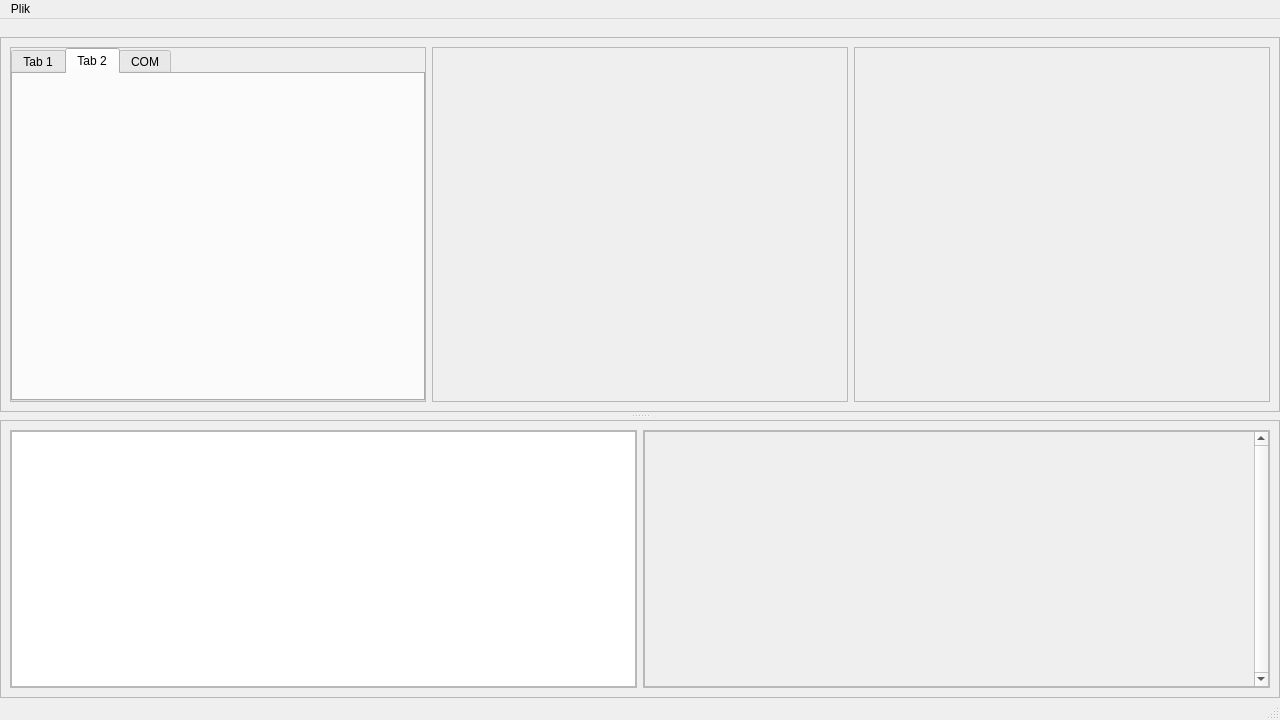
Old version of the form mainwindow.ui in the repository Wrongcosine3024/TerraCan.
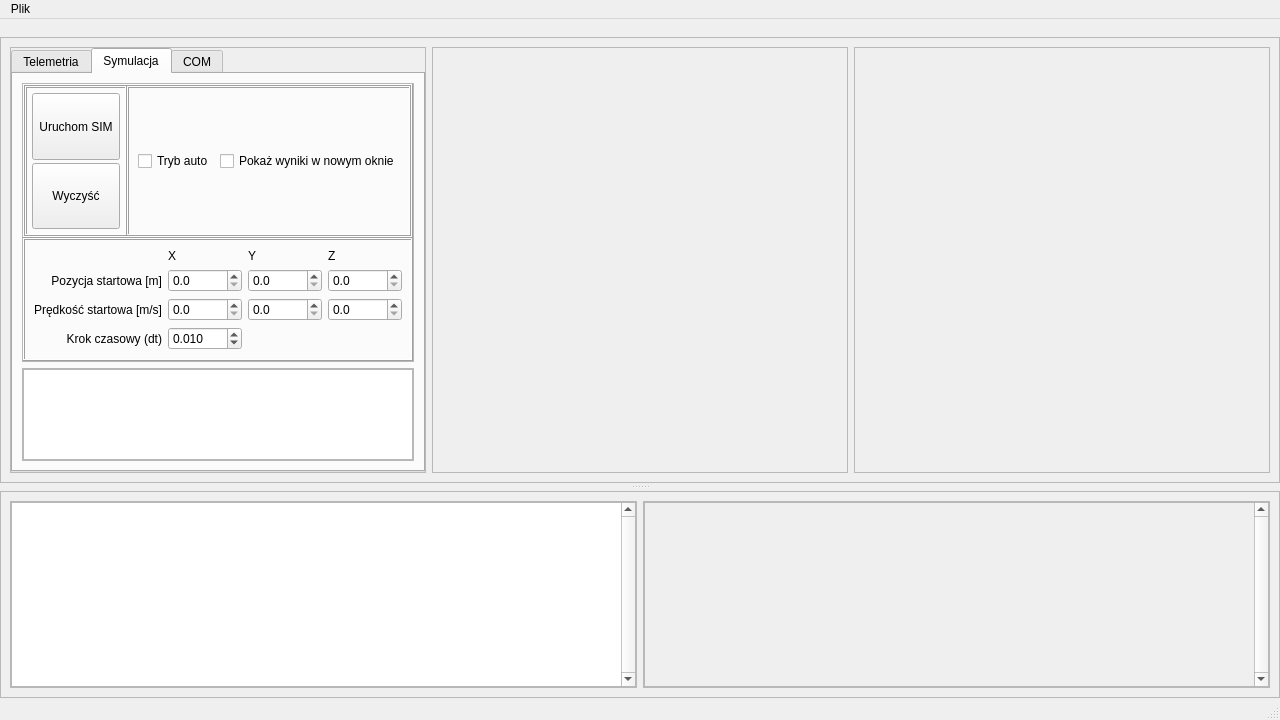
New version of the form. The open tabs and pages were chosen to show the change.

```diff
--- a/mainwindow.ui
+++ b/mainwindow.ui
@@ -120,19 +120,363 @@
                 <number>0</number>
                </property>
                <item>
-                <widget class="QTabWidget" name="tabWidget">
+                <widget class="QTabWidget" name="tab_list">
+                 <property name="tabShape">
+                  <enum>QTabWidget::TabShape::Rounded</enum>
+                 </property>
                  <property name="currentIndex">
                   <number>2</number>
                  </property>
                  <widget class="QWidget" name="tab_3">
                   <attribute name="title">
-                   <string>Tab 1</string>
+                   <string>Telemetria</string>
                   </attribute>
                  </widget>
                  <widget class="QWidget" name="tab_4">
                   <attribute name="title">
-                   <string>Tab 2</string>
+                   <string>Symulacja</string>
                   </attribute>
+                  <layout class="QVBoxLayout" name="verticalLayout_7" stretch="3,1">
+                   <item>
+                    <widget class="QFrame" name="sim_setup">
+                     <property name="frameShape">
+                      <enum>QFrame::Shape::StyledPanel</enum>
+                     </property>
+                     <property name="frameShadow">
+                      <enum>QFrame::Shadow::Raised</enum>
+                     </property>
+                     <layout class="QVBoxLayout" name="verticalLayout_8" stretch="3,0">
+                      <property name="spacing">
+                       <number>0</number>
+                      </property>
+                      <property name="leftMargin">
+                       <number>0</number>
+                      </property>
+                      <property name="topMargin">
+                       <number>0</number>
+                      </property>
+                      <property name="rightMargin">
+                       <number>0</number>
+                      </property>
+                      <property name="bottomMargin">
+                       <number>0</number>
+                      </property>
+                      <item>
+                       <widget class="QFrame" name="start_container">
+                        <property name="frameShape">
+                         <enum>QFrame::Shape::Box</enum>
+                        </property>
+                        <property name="frameShadow">
+                         <enum>QFrame::Shadow::Raised</enum>
+                        </property>
+                        <layout class="QHBoxLayout" name="horizontalLayout_11">
+                         <property name="spacing">
+                          <number>0</number>
+                         </property>
+                         <property name="leftMargin">
+                          <number>0</number>
+                         </property>
+                         <property name="topMargin">
+                          <number>0</number>
+                         </property>
+                         <property name="rightMargin">
+                          <number>0</number>
+                         </property>
+                         <property name="bottomMargin">
+                          <number>0</number>
+                         </property>
+                         <item>
+                          <widget class="QFrame" name="frame_2">
+                           <property name="frameShape">
+                            <enum>QFrame::Shape::Box</enum>
+                           </property>
+                           <property name="frameShadow">
+                            <enum>QFrame::Shadow::Raised</enum>
+                           </property>
+                           <layout class="QVBoxLayout" name="verticalLayout_9">
+                            <property name="spacing">
+                             <number>3</number>
+                            </property>
+                            <property name="leftMargin">
+                             <number>5</number>
+                            </property>
+                            <property name="topMargin">
+                             <number>5</number>
+                            </property>
+                            <property name="rightMargin">
+                             <number>5</number>
+                            </property>
+                            <property name="bottomMargin">
+                             <number>5</number>
+                            </property>
+                            <item>
+                             <widget class="QPushButton" name="startSIM">
+                              <property name="sizePolicy">
+                               <sizepolicy hsizetype="Minimum" vsizetype="Minimum">
+                                <horstretch>0</horstretch>
+                                <verstretch>0</verstretch>
+                               </sizepolicy>
+                              </property>
+                              <property name="text">
+                               <string>Uruchom SIM</string>
+                              </property>
+                             </widget>
+                            </item>
+                            <item>
+                             <widget class="QPushButton" name="clear">
+                              <property name="sizePolicy">
+                               <sizepolicy hsizetype="Minimum" vsizetype="Minimum">
+                                <horstretch>0</horstretch>
+                                <verstretch>0</verstretch>
+                               </sizepolicy>
+                              </property>
+                              <property name="text">
+                               <string>Wyczyść</string>
+                              </property>
+                             </widget>
+                            </item>
+                           </layout>
+                          </widget>
+                         </item>
+                         <item>
+                          <widget class="QFrame" name="frame">
+                           <property name="frameShape">
+                            <enum>QFrame::Shape::Box</enum>
+                           </property>
+                           <property name="frameShadow">
+                            <enum>QFrame::Shadow::Raised</enum>
+                           </property>
+                           <layout class="QHBoxLayout" name="horizontalLayout_13">
+                            <item>
+                             <widget class="QCheckBox" name="checkBox_2">
+                              <property name="text">
+                               <string>Tryb auto</string>
+                              </property>
+                             </widget>
+                            </item>
+                            <item>
+                             <widget class="QCheckBox" name="checkBox">
+                              <property name="text">
+                               <string>Pokaż wyniki w nowym oknie</string>
+                              </property>
+                              <property name="tristate">
+                               <bool>false</bool>
+                              </property>
+                             </widget>
+                            </item>
+                           </layout>
+                          </widget>
+                         </item>
+                        </layout>
+                       </widget>
+                      </item>
+                      <item>
+                       <widget class="QFrame" name="numbers_grid">
+                        <property name="sizePolicy">
+                         <sizepolicy hsizetype="Preferred" vsizetype="Preferred">
+                          <horstretch>0</horstretch>
+                          <verstretch>0</verstretch>
+                         </sizepolicy>
+                        </property>
+                        <property name="minimumSize">
+                         <size>
+                          <width>0</width>
+                          <height>0</height>
+                         </size>
+                        </property>
+                        <property name="frameShape">
+                         <enum>QFrame::Shape::Box</enum>
+                        </property>
+                        <property name="frameShadow">
+                         <enum>QFrame::Shadow::Raised</enum>
+                        </property>
+                        <layout class="QGridLayout" name="gridLayout_2">
+                         <item row="2" column="2">
+                          <widget class="QDoubleSpinBox" name="vel_y">
+                           <property name="decimals">
+                            <number>1</number>
+                           </property>
+                           <property name="maximum">
+                            <double>200.000000000000000</double>
+                           </property>
+                          </widget>
+                         </item>
+                         <item row="2" column="0">
+                          <widget class="QLabel" name="label_19">
+                           <property name="text">
+                            <string>Prędkość startowa [m/s]</string>
+                           </property>
+                           <property name="alignment">
+                            <set>Qt::AlignmentFlag::AlignRight|Qt::AlignmentFlag::AlignTrailing|Qt::AlignmentFlag::AlignVCenter</set>
+                           </property>
+                          </widget>
+                         </item>
+                         <item row="0" column="3">
+                          <widget class="QLabel" name="label_17">
+                           <property name="text">
+                            <string>Z</string>
+                           </property>
+                          </widget>
+                         </item>
+                         <item row="2" column="3">
+                          <widget class="QDoubleSpinBox" name="vel_z">
+                           <property name="decimals">
+                            <number>1</number>
+                           </property>
+                           <property name="maximum">
+                            <double>200.000000000000000</double>
+                           </property>
+                          </widget>
+                         </item>
+                         <item row="3" column="0">
+                          <widget class="QLabel" name="label_20">
+                           <property name="text">
+                            <string>Krok czasowy (dt)</string>
+                           </property>
+                           <property name="alignment">
+                            <set>Qt::AlignmentFlag::AlignRight|Qt::AlignmentFlag::AlignTrailing|Qt::AlignmentFlag::AlignVCenter</set>
+                           </property>
+                          </widget>
+                         </item>
+                         <item row="0" column="1">
+                          <widget class="QLabel" name="label_15">
+                           <property name="text">
+                            <string>X</string>
+                           </property>
+                          </widget>
+                         </item>
+                         <item row="2" column="1">
+                          <widget class="QDoubleSpinBox" name="vel_x">
+                           <property name="decimals">
+                            <number>1</number>
+                           </property>
+                           <property name="maximum">
+                            <double>200.000000000000000</double>
+                           </property>
+                          </widget>
+                         </item>
+                         <item row="1" column="2">
+                          <widget class="QDoubleSpinBox" name="pos_y">
+                           <property name="decimals">
+                            <number>1</number>
+                           </property>
+                           <property name="maximum">
+                            <double>10000.000000000000000</double>
+                           </property>
+                          </widget>
+                         </item>
+                         <item row="1" column="1">
+                          <widget class="QDoubleSpinBox" name="pos_x">
+                           <property name="decimals">
+                            <number>1</number>
+                           </property>
+                           <property name="maximum">
+                            <double>10000.000000000000000</double>
+                           </property>
+                          </widget>
+                         </item>
+                         <item row="1" column="3">
+                          <widget class="QDoubleSpinBox" name="pos_z">
+                           <property name="decimals">
+                            <number>1</number>
+                           </property>
+                           <property name="maximum">
+                            <double>10000.000000000000000</double>
+                           </property>
+                          </widget>
+                         </item>
+                         <item row="1" column="0">
+                          <widget class="QLabel" name="label_18">
+                           <property name="text">
+                            <string>Pozycja startowa [m]</string>
+                           </property>
+                           <property name="alignment">
+                            <set>Qt::AlignmentFlag::AlignRight|Qt::AlignmentFlag::AlignTrailing|Qt::AlignmentFlag::AlignVCenter</set>
+                           </property>
+                          </widget>
+                         </item>
+                         <item row="0" column="2">
+                          <widget class="QLabel" name="label_16">
+                           <property name="text">
+                            <string>Y</string>
+                           </property>
+                          </widget>
+                         </item>
+                         <item row="3" column="1">
+                          <widget class="QDoubleSpinBox" name="dt">
+                           <property name="decimals">
+                            <number>3</number>
+                           </property>
+                           <property name="minimum">
+                            <double>0.001000000000000</double>
+                           </property>
+                           <property name="maximum">
+                            <double>1.000000000000000</double>
+                           </property>
+                           <property name="singleStep">
+                            <double>0.001000000000000</double>
+                           </property>
+                           <property name="value">
+                            <double>0.010000000000000</double>
+                           </property>
+                          </widget>
+                         </item>
+                        </layout>
+                       </widget>
+                      </item>
+                     </layout>
+                    </widget>
+                   </item>
+                   <item>
+                    <widget class="QFrame" name="simoutput_container">
+                     <property name="frameShape">
+                      <enum>QFrame::Shape::StyledPanel</enum>
+                     </property>
+                     <property name="frameShadow">
+                      <enum>QFrame::Shadow::Raised</enum>
+                     </property>
+                     <layout class="QHBoxLayout" name="horizontalLayout_12">
+                      <property name="spacing">
+                       <number>0</number>
+                      </property>
+                      <property name="leftMargin">
+                       <number>0</number>
+                      </property>
+                      <property name="topMargin">
+                       <number>0</number>
+                      </property>
+                      <property name="rightMargin">
+                       <number>0</number>
+                      </property>
+                      <property name="bottomMargin">
+                       <number>0</number>
+                      </property>
+                      <item>
+                       <widget class="QPlainTextEdit" name="sim_output">
+                        <property name="sizePolicy">
+                         <sizepolicy hsizetype="Expanding" vsizetype="Expanding">
+                          <horstretch>0</horstretch>
+                          <verstretch>0</verstretch>
+                         </sizepolicy>
+                        </property>
+                        <property name="minimumSize">
+                         <size>
+                          <width>0</width>
+                          <height>0</height>
+                         </size>
+                        </property>
+                        <property name="lineWrapMode">
+                         <enum>QPlainTextEdit::LineWrapMode::NoWrap</enum>
+                        </property>
+                        <property name="textInteractionFlags">
+                         <set>Qt::TextInteractionFlag::TextSelectableByKeyboard|Qt::TextInteractionFlag::TextSelectableByMouse</set>
+                        </property>
+                       </widget>
+                      </item>
+                     </layout>
+                    </widget>
+                   </item>
+                  </layout>
                  </widget>
                  <widget class="QWidget" name="COM_tab">
                   <attribute name="title">
@@ -263,6 +607,7 @@
               <property name="frameShadow">
                <enum>QFrame::Shadow::Raised</enum>
               </property>
+              <layout class="QVBoxLayout" name="verticalLayout_5"/>
              </widget>
             </item>
             <item>
@@ -311,6 +656,9 @@
                </property>
                <item>
                 <widget class="QPlainTextEdit" name="konsola">
+                 <property name="verticalScrollBarPolicy">
+                  <enum>Qt::ScrollBarPolicy::ScrollBarAlwaysOn</enum>
+                 </property>
                  <property name="horizontalScrollBarPolicy">
                   <enum>Qt::ScrollBarPolicy::ScrollBarAsNeeded</enum>
                  </property>
@@ -366,7 +714,7 @@
                     <x>0</x>
                     <y>0</y>
                     <width>609</width>
-                    <height>327</height>
+                    <height>251</height>
                    </rect>
                   </property>
                  </widget>
```
Left out of the diff: 201 changed lines with no effect on the pictures.
